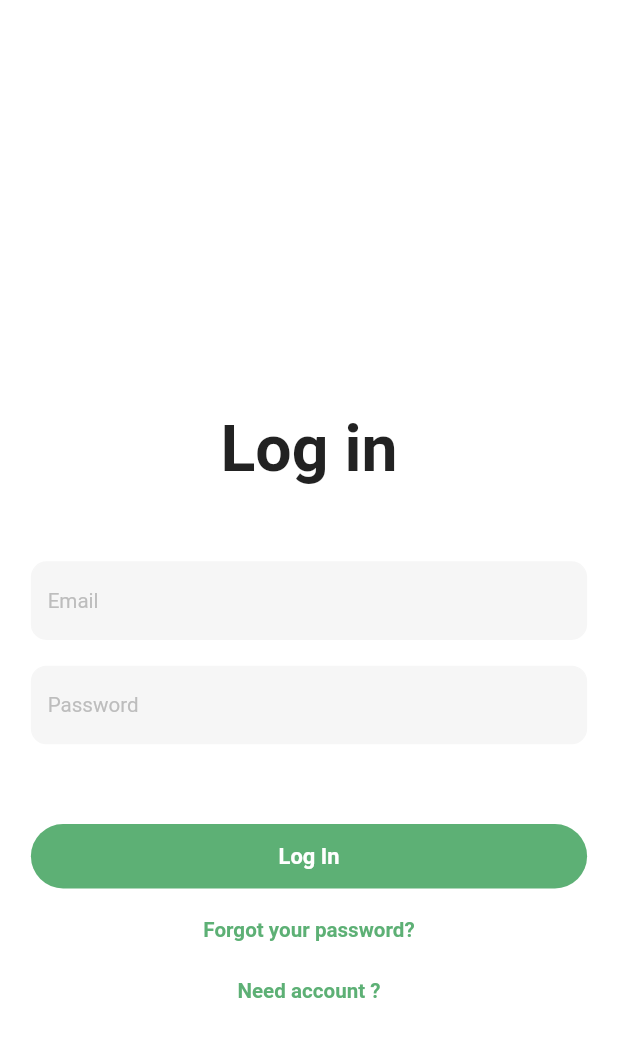
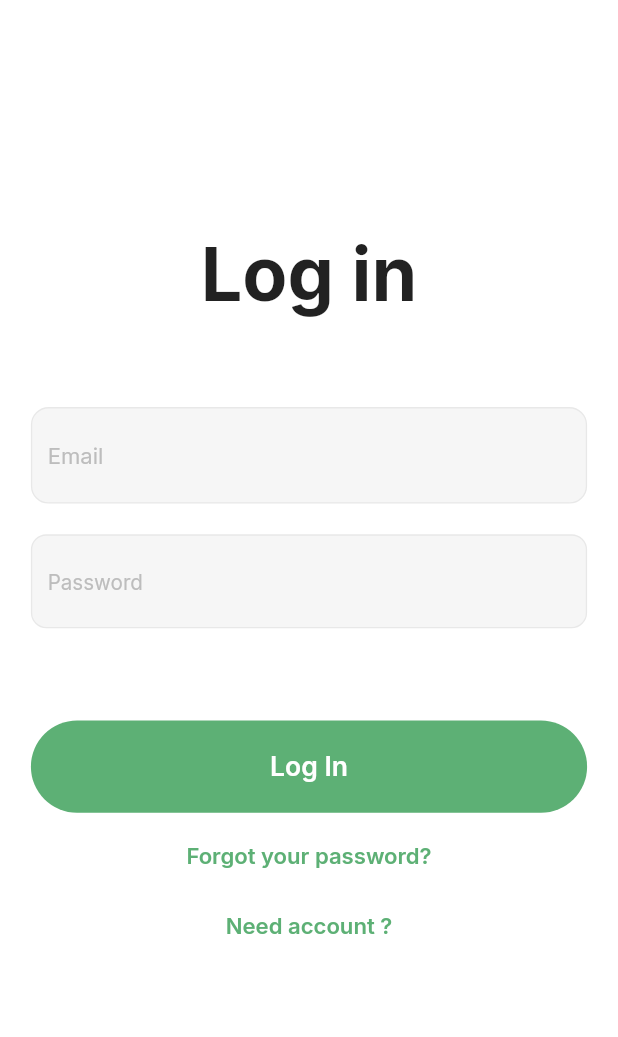
Before and after one commit to viral110/Rehan_Ecommerce, a Flutter app: the LoginScreen screen opened directly, on a phone screen of 412 x 824 dp. Shown: the top 1037 px of the screen. Run offline on Flutter 3.47's test engine with Material 2 defaults, Android fonts, the phone set to English and light mode, and no system bars; our stand-ins replace flutter_screenutil, flutter_secure_storage, fluttertoast, get, google_fonts, responsive_framework; accounts and stored records are empty.

Commit message:
Basic Ui Changes to Give you Idea Thanks

```diff
--- a/lib/Screens/AuthScreen/login_screen.dart
+++ b/lib/Screens/AuthScreen/login_screen.dart
@@ -5,7 +5,9 @@ import 'package:e_commerce/Utility/color_utility.dart';
 import 'package:e_commerce/Utility/common_button.dart';
 import 'package:e_commerce/Utility/text_field.dart';
 import 'package:flutter/material.dart';
+import 'package:flutter_screenutil/flutter_screenutil.dart';
 import 'package:get/get.dart';
+import 'package:google_fonts/google_fonts.dart';
 
 class LoginScreen extends StatelessWidget {
   LoginScreen({Key? key}) : super(key: key);
@@ -19,56 +21,65 @@ class LoginScreen extends StatelessWidget {
       backgroundColor: const Color(0xffFFFFFF),
       body: Padding(
         padding: const EdgeInsets.symmetric(vertical: 0, horizontal: 24),
-        child: Container(
+        child: SizedBox(
           height: double.infinity,
           child: SingleChildScrollView(
             child: Column(
               children: [
                 SizedBox(
-                  height: MediaQuery.of(context).size.height / 3,
+                  height: 150.h,
                 ),
-                const Text(
+                Text(
                   "Log in",
-                  style: TextStyle(fontSize: 50, fontWeight: FontWeight.w700),
+                  style: GoogleFonts.inter(
+                    fontSize: 50.sp,
+                    fontWeight: FontWeight.bold,
+                  ),
                 ),
-                const SizedBox(height: 57),
+                SizedBox(height: 57.h),
                 textFieldNormal(
                     controller: emailController, textFieldName: "Email"),
-                const SizedBox(height: 20),
+                SizedBox(height: 20.h),
                 passwordTextFienld(
                     controller: passwordController, textFieldName: "Password"),
-                const SizedBox(height: 62),
+                SizedBox(height: 60.h),
                 commonButton(
-                    name: "Log In",
-                    OnCallBack: () {
-                      ApiServices().loginAuth(emailController.text, passwordController.text, context);
-                    }),
+                  name: "Log In",
+                  OnCallBack: () {
+                    ApiServices().loginAuth(
+                      emailController.text,
+                      passwordController.text,
+                      context,
+                    );
+                  },
+                ),
                 const SizedBox(height: 23),
                 Text(
                   "Forgot your password?",
-                  style: TextStyle(
-                      color: color5DB075,
-                      fontSize: 16,
-                      fontWeight: FontWeight.w600),
+                  style: GoogleFonts.inter(
+                    color: color5DB075,
+                    fontSize: 15.sp,
+                    fontWeight: FontWeight.w600,
+                  ),
                 ),
-                const SizedBox(
-                  height: 28,
+                SizedBox(
+                  height: 28.h,
                 ),
                 GestureDetector(
                   onTap: () {
-                    Get.to(() => SignUpScreen());
+                    Get.to(
+                      () => SignUpScreen(),
+                    );
                   },
                   child: Text(
                     "Need account ?",
-                    style: TextStyle(
-                        color: color5DB075,
-                        fontSize: 16,
-                        fontWeight: FontWeight.w600),
+                    style: GoogleFonts.inter(
+                      color: color5DB075,
+                      fontSize: 15.sp,
+                      fontWeight: FontWeight.w600,
+                    ),
                   ),
                 ),
-                const SizedBox(
-                  height: 70,
-                )
               ],
             ),
           ),
--- a/lib/Screens/splash_screen.dart
+++ b/lib/Screens/splash_screen.dart
@@ -5,6 +5,7 @@ import 'dart:async';
 import 'package:e_commerce/Screens/AuthScreen/login_screen.dart';
 import 'package:e_commerce/Screens/AuthScreen/signup_screen.dart';
 import 'package:e_commerce/Utility/color_utility.dart';
+import 'package:e_commerce/Utility/constant.dart';
 import 'package:flutter/material.dart';
 import 'package:get/get.dart';
 
@@ -16,8 +17,6 @@ class SplashScreen extends StatefulWidget {
 }
 
 class _SplashScreenState extends State<SplashScreen> {
-  Timer? _timer;
-
   @override
   void initState() {
     splashTimer();
@@ -41,6 +40,11 @@ class _SplashScreenState extends State<SplashScreen> {
   }
 
   splashTimer() {
-    Timer(Duration(seconds: 3), () => Get.to(() => SignUpScreen()));
+    Future.delayed(
+      const Duration(seconds: SPLASH_TIMER),
+      () => Get.to(
+        () => LoginScreen(),
+      ),
+    );
   }
 }
--- a/lib/Utility/common_button.dart
+++ b/lib/Utility/common_button.dart
@@ -1,6 +1,6 @@
-
-
 import 'package:flutter/cupertino.dart';
+import 'package:flutter_screenutil/flutter_screenutil.dart';
+import 'package:google_fonts/google_fonts.dart';
 
 commonButton(
     {String name = "",
@@ -12,14 +12,19 @@ commonButton(
   return GestureDetector(
     onTap: OnCallBack,
     child: Container(
-      height: height ?? 50,
+      height: height ?? 60.h,
       alignment: Alignment.center,
       decoration: BoxDecoration(
-          color: backgroundColor, borderRadius: BorderRadius.circular(100)),
+        color: backgroundColor,
+        borderRadius: BorderRadius.circular(100),
+      ),
       child: Text(
         name,
-        style: TextStyle(
-            color: textColor, fontWeight: FontWeight.w600, fontSize: 17),
+        style: GoogleFonts.inter(
+          color: textColor,
+          fontWeight: FontWeight.w600,
+          fontSize: 18.sp,
+        ),
       ),
     ),
   );
--- a/lib/Utility/constant.dart
+++ b/lib/Utility/constant.dart
@@ -1,3 +1,5 @@
 class StringHelperForApiUrl {
   static String baseUrl = "http://dashapi.coderrb.com/public/api/";
 }
+
+const int SPLASH_TIMER = 1;
--- a/lib/Utility/text_field.dart
+++ b/lib/Utility/text_field.dart
@@ -1,4 +1,7 @@
+import 'package:flutter/cupertino.dart';
 import 'package:flutter/material.dart';
+import 'package:flutter_screenutil/flutter_screenutil.dart';
+import 'package:google_fonts/google_fonts.dart';
 
 import 'color_utility.dart';
 
@@ -9,17 +12,27 @@ textFieldNormal({
   return Container(
     decoration: BoxDecoration(
       color: colorF6F6F6,
-        borderRadius: BorderRadius.circular(12),
-        border: Border.all(color: colorF6F6F6)),
+      borderRadius: BorderRadius.circular(12.sp),
+      border: Border.all(color: const Color(0xFFE8E8E8)),
+    ),
+    padding: EdgeInsets.symmetric(
+      vertical: 5.h,
+    ),
     child: TextField(
       controller: controller,
-
+      style: GoogleFonts.inter(
+        fontSize: 15.sp,
+      ),
       decoration: InputDecoration(
         border: OutlineInputBorder(
-              borderRadius: BorderRadius.circular(12),
-              borderSide: BorderSide.none),
+          borderRadius: BorderRadius.circular(12.sp),
+          borderSide: BorderSide.none,
+        ),
         hintText: textFieldName,
-          hintStyle: TextStyle(color: colorBDBDBD)),
+        hintStyle: GoogleFonts.inter(
+          color: Color(0xFFFBDBDBD),
+        ),
+      ),
     ),
   );
 }
@@ -30,7 +43,13 @@ passwordTextFienld(
     decoration: BoxDecoration(
       color: colorF6F6F6,
       borderRadius: BorderRadius.circular(12),
-        border: Border.all(color: colorF6F6F6)),
+      border: Border.all(
+        color: const Color(0xFFE8E8E8),
+      ),
+    ),
+    padding: EdgeInsets.symmetric(
+      vertical: 5.h,
+    ),
     child: TextField(
       controller: controller,
       obscureText: true,
@@ -39,11 +58,16 @@ passwordTextFienld(
             borderRadius: BorderRadius.circular(12),
             borderSide: BorderSide.none),
         hintText: textFieldName,
-            hintStyle: TextStyle(color: colorBDBDBD),
+        hintStyle: GoogleFonts.inter(color: colorBDBDBD),
         suffix: Text(
           "Show",
-              style: TextStyle(color: color5DB075, fontWeight: FontWeight.w600),
-            ))),
+          style: GoogleFonts.inter(
+            color: color5DB075,
+            fontWeight: FontWeight.w600,
+          ),
+        ),
+      ),
+    ),
   );
 }
 
--- a/lib/main.dart
+++ b/lib/main.dart
@@ -1,5 +1,6 @@
 import 'package:e_commerce/Screens/splash_screen.dart';
 import 'package:flutter/material.dart';
+import 'package:flutter_screenutil/flutter_screenutil.dart';
 import 'package:responsive_framework/responsive_framework.dart';
 import 'package:get/get.dart';
 
@@ -13,6 +14,11 @@ class MyApp extends StatelessWidget {
   // This widget is the root of your application.
   @override
   Widget build(BuildContext context) {
+    return ScreenUtilInit(
+      designSize: const Size(360, 690),
+      minTextAdapt: true,
+      splitScreenMode: true,
+      builder: (context, child) {
         return GetMaterialApp(
           home: const SplashScreen(),
           builder: (context, widget) => ResponsiveWrapper.builder(
@@ -25,7 +31,12 @@ class MyApp extends StatelessWidget {
               const ResponsiveBreakpoint.autoScale(800, name: TABLET),
               const ResponsiveBreakpoint.resize(1000, name: DESKTOP),
             ],
-          background: Container(color: const Color(0xFFF5F5F5))),
+            background: Container(
+              color: const Color(0xFFF5F5F5),
+            ),
+          ),
+        );
+      },
     );
   }
 }
```
Also changed, not shown: pubspec.yaml (+11 -81 lines), pubspec.lock, 3 other files. Lines whose indentation alone changed are shown as unchanged.
